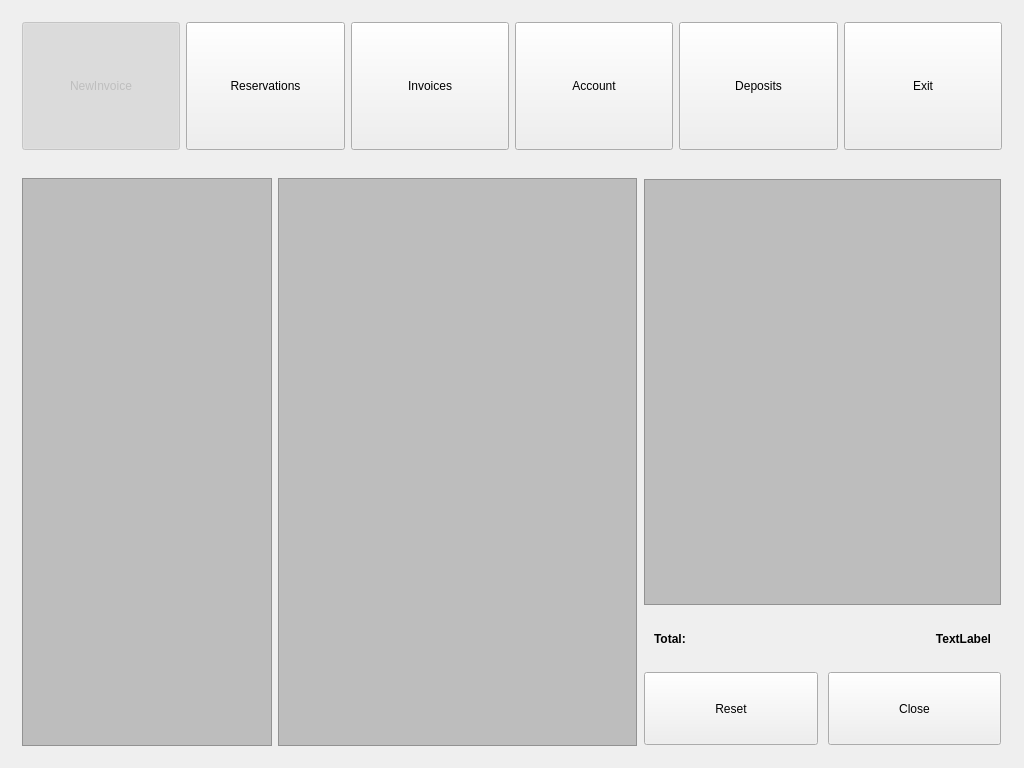
First picture: the form in penyamanager/user/memberdashboardwindow.ui, repository eguzki/penyamanager, before the edit.
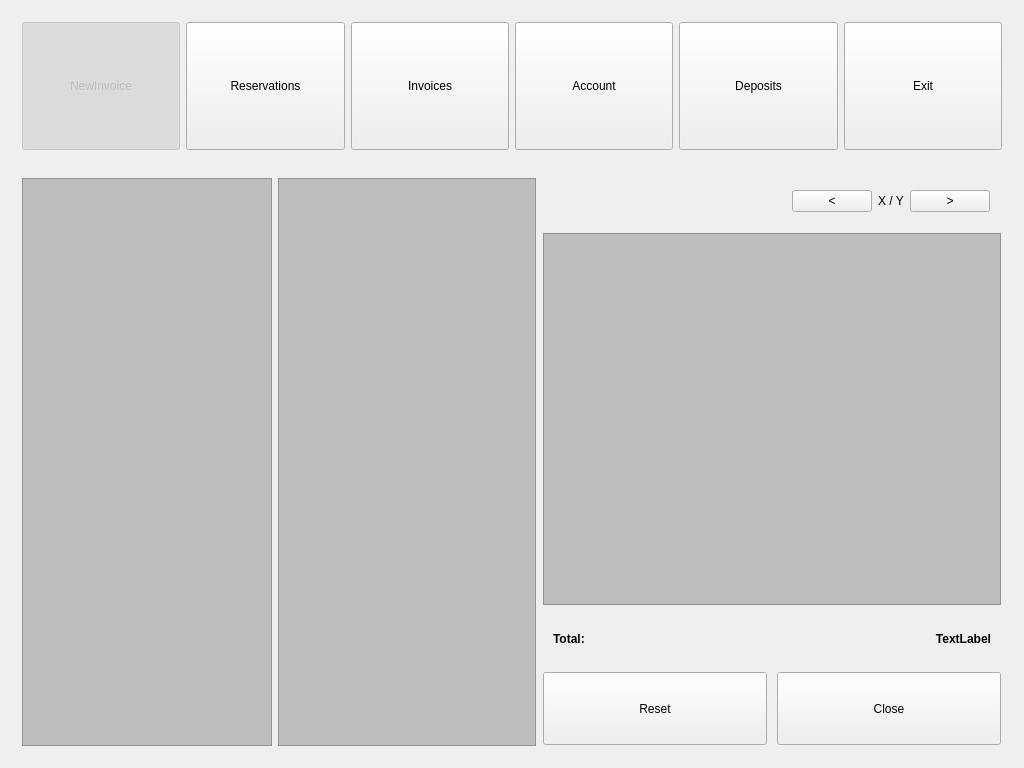
Second picture: the form after the edit.

Patch:
```diff
--- a/penyamanager/user/memberdashboardwindow.ui
+++ b/penyamanager/user/memberdashboardwindow.ui
@@ -336,6 +336,46 @@
             <property name="bottomMargin">
              <number>1</number>
             </property>
+            <item>
+             <widget class="QWidget" name="pagingWidget" native="true">
+              <layout class="QHBoxLayout" name="horizontalLayout_10">
+               <item>
+                <spacer name="horizontalSpacer_2">
+                 <property name="orientation">
+                  <enum>Qt::Horizontal</enum>
+                 </property>
+                 <property name="sizeHint" stdset="0">
+                  <size>
+                   <width>846</width>
+                   <height>20</height>
+                  </size>
+                 </property>
+                </spacer>
+               </item>
+               <item>
+                <widget class="QPushButton" name="prevPagePushButton">
+                 <property name="text">
+                  <string>&lt;</string>
+                 </property>
+                </widget>
+               </item>
+               <item>
+                <widget class="QLabel" name="pageInfoLabel">
+                 <property name="text">
+                  <string notr="true">X / Y</string>
+                 </property>
+                </widget>
+               </item>
+               <item>
+                <widget class="QPushButton" name="nextPagePushButton">
+                 <property name="text">
+                  <string>&gt;</string>
+                 </property>
+                </widget>
+               </item>
+              </layout>
+             </widget>
+            </item>
             <item>
              <widget class="QTableWidget" name="invoiceTableWidget">
               <property name="minimumSize">
```
